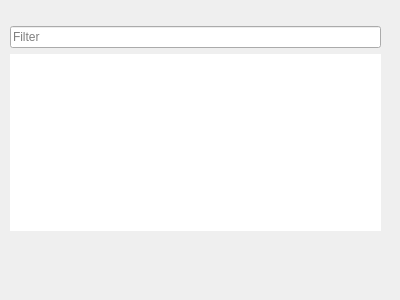
First picture: the form in src/plugins/mesonprojectmanager/MesonProject/mesonbuildsettingswidget.ui, repository jeandet/qt-creator, before the edit.
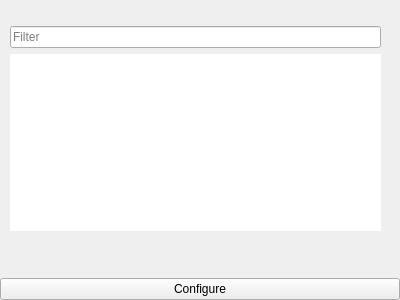
Second picture: the form after the edit. Custom widgets are drawn as their Qt base class.

What changed in the file:
```diff
--- a/src/plugins/mesonprojectmanager/MesonProject/mesonbuildsettingswidget.ui
+++ b/src/plugins/mesonprojectmanager/MesonProject/mesonbuildsettingswidget.ui
@@ -86,6 +86,13 @@
      </widget>
     </widget>
    </item>
+   <item>
+    <widget class="QPushButton" name="configureButton">
+     <property name="text">
+      <string>Configure</string>
+     </property>
+    </widget>
+   </item>
   </layout>
  </widget>
  <customwidgets>
```
Left out of the diff: 2 changed lines with no effect on the pictures.
